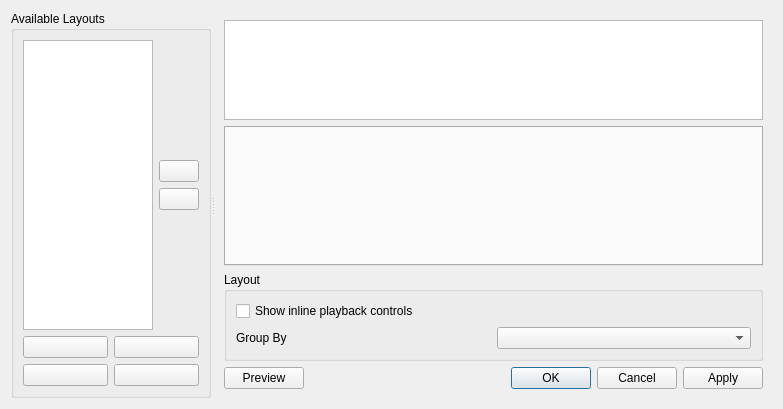
KDE/amarok, file src/playlist/layouts/PlaylistLayoutEditDialog.ui: the form before one commit.
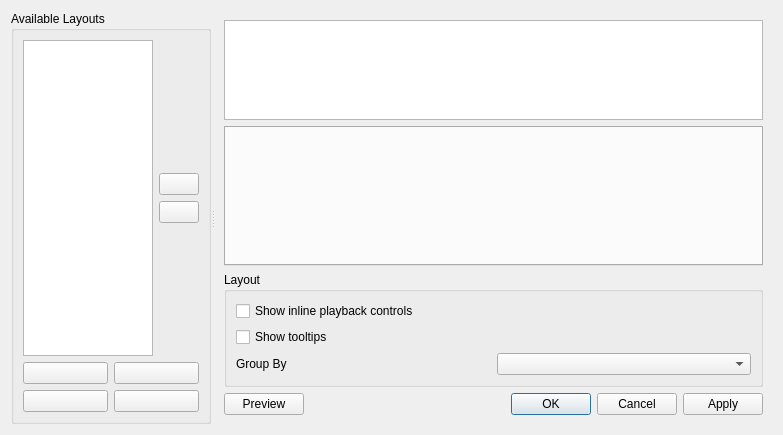
The form after the commit. Custom widgets are drawn as their Qt base class.

Commit message: Moved the enabling and disabling of the tooltip to the playlist layout configuration

The edit to the form file:
```diff
--- a/src/playlist/layouts/PlaylistLayoutEditDialog.ui
+++ b/src/playlist/layouts/PlaylistLayoutEditDialog.ui
@@ -7,7 +7,7 @@
     <x>0</x>
     <y>0</y>
     <width>783</width>
-    <height>391</height>
+    <height>408</height>
    </rect>
   </property>
   <property name="sizePolicy">
@@ -298,7 +298,7 @@
             </property>
            </widget>
           </item>
-          <item row="1" column="0">
+          <item row="2" column="0">
            <layout class="QHBoxLayout" name="horizontalLayout">
             <property name="bottomMargin">
              <number>0</number>
@@ -315,6 +315,13 @@
             </item>
            </layout>
           </item>
+          <item row="1" column="0">
+           <widget class="QCheckBox" name="tooltipsCheckbox">
+            <property name="text">
+             <string>Show tooltips</string>
+            </property>
+           </widget>
+          </item>
          </layout>
         </widget>
        </item>
```
The commit also changes 7 other files.
